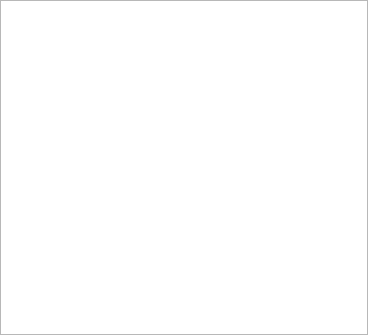
This is ui/filtersview.ui in c-koi/gmic-qt as Qt 5 draws it before an edit. The edited form follows.
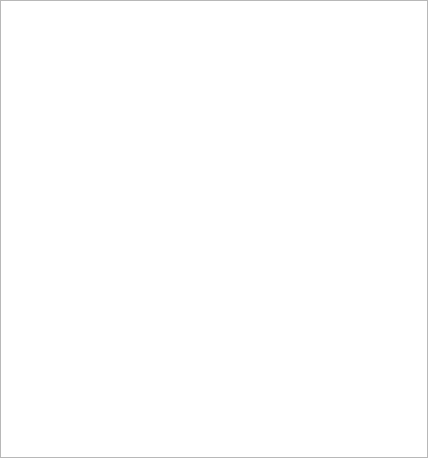
This is the edited form. Custom widgets are drawn as their Qt base class.

The edit to the form file:
```diff
--- a/ui/filtersview.ui
+++ b/ui/filtersview.ui
@@ -6,8 +6,8 @@
    <rect>
     <x>0</x>
     <y>0</y>
-    <width>368</width>
-    <height>335</height>
+    <width>428</width>
+    <height>458</height>
    </rect>
   </property>
   <property name="windowTitle">
```
